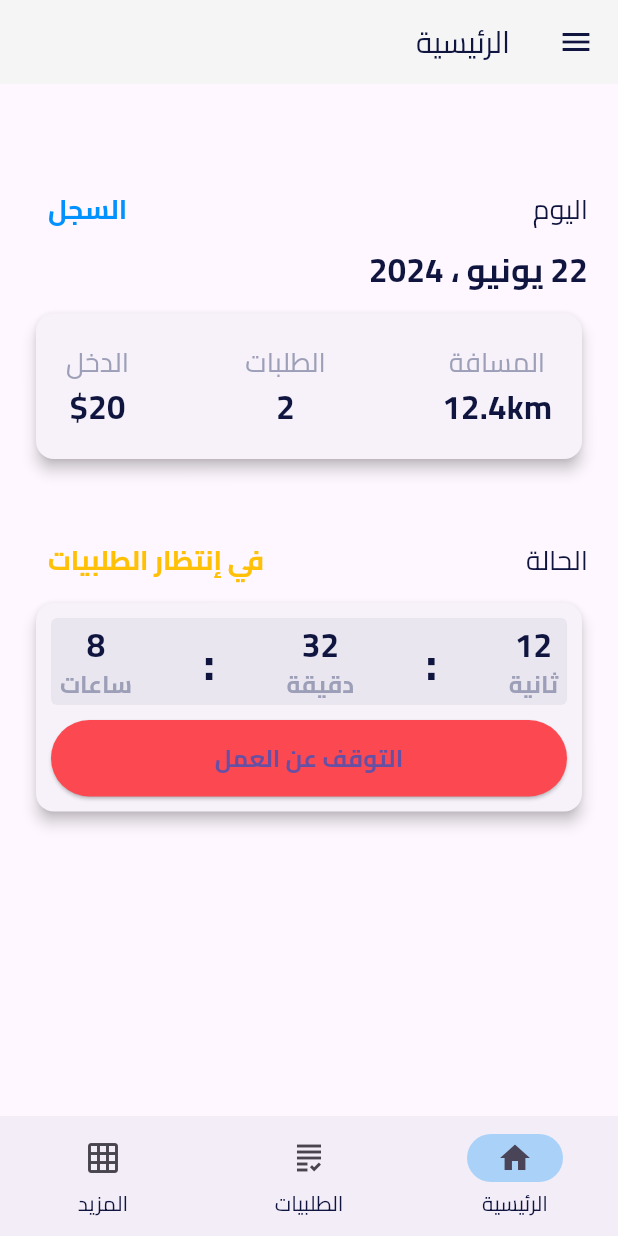
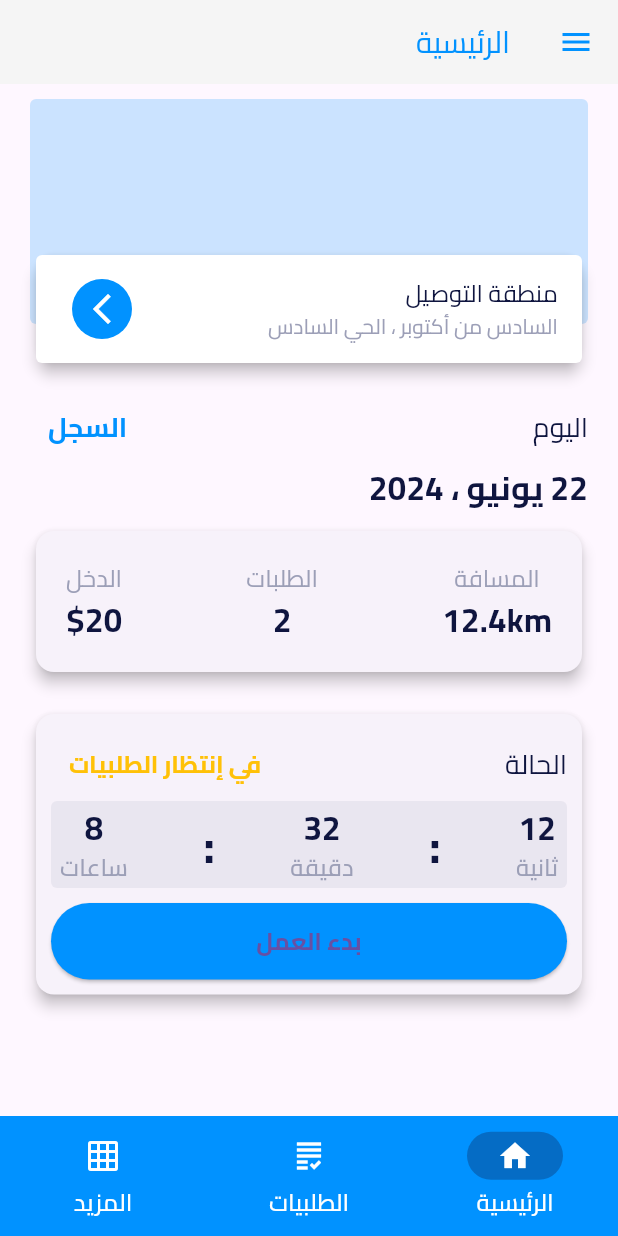
Before and after one commit to monzerabdullah/deliver_it_captin, a Flutter app: the screen it shows after launch, on a phone screen of 412 x 824 dp. Run offline on Flutter 3.47's test engine with Material 3 defaults, Android fonts, the phone set to English and light mode, and no system bars; our stand-ins replace dotted_border, flutter_svg, smooth_page_indicator.

Commit message:
update theme

```diff
--- a/lib/main.dart
+++ b/lib/main.dart
@@ -72,20 +72,28 @@ class _MyAppState extends State<MyApp> {
         appBarTheme: AppBarTheme(
           backgroundColor: Colors.grey[100],
           titleTextStyle: const TextStyle(
-            color: kPrimaryText,
+            color: kPrimary,
             fontFamily: 'Cairo',
             fontSize: 20.0,
           ),
           iconTheme: const IconThemeData(
-            color: kPrimaryText,
+            color: kPrimary,
           ),
         ),
         navigationBarTheme: NavigationBarThemeData(
-          indicatorColor: kPrimary.withOpacity(.3),
+          backgroundColor: kPrimary,
+          indicatorColor: kPrimaryText.withOpacity(.3),
+          iconTheme: const MaterialStatePropertyAll(
+            IconThemeData(
+              color: kWhite,
+            ),
+          ),
           labelTextStyle: const MaterialStatePropertyAll(
             TextStyle(
               fontFamily: 'Cairo',
-              color: kPrimaryText,
+              color: kWhite,
+              fontSize: 16.0,
+              fontWeight: FontWeight.w500,
             ),
           ),
         ),
--- a/lib/views/home_view.dart
+++ b/lib/views/home_view.dart
@@ -29,13 +29,72 @@ class HomeView extends StatelessWidget {
           ),
           title: const Text('الرئيسية'),
         ),
-        body: Padding(
+        body: SingleChildScrollView(
+          child: Padding(
             padding: const EdgeInsets.symmetric(horizontal: 20),
             child: Column(
               crossAxisAlignment: CrossAxisAlignment.start,
               children: [
                 const SizedBox(
-                height: 60,
+                  height: 10,
+                ),
+                Stack(
+                  clipBehavior: Clip.none,
+                  children: [
+                    Container(
+                      decoration: BoxDecoration(
+                        color: kPrimary.withOpacity(.2),
+                        borderRadius: BorderRadius.circular(4),
+                      ),
+                      width: double.infinity,
+                      height: 150,
+                    ),
+                    Positioned(
+                      bottom: -30,
+                      left: 0,
+                      right: 0,
+                      child: ConstrainedBox(
+                        constraints: BoxConstraints(
+                          maxHeight: MediaQuery.of(context).size.height,
+                          maxWidth: MediaQuery.of(context).size.width,
+                        ),
+                        child: Card(
+                          elevation: 4.0,
+                          child: ListTile(
+                            shape: RoundedRectangleBorder(
+                              borderRadius: BorderRadius.circular(4),
+                            ),
+                            tileColor: Colors.white,
+                            trailing: const CircleAvatar(
+                              radius: 20,
+                              backgroundColor: kPrimary,
+                              child: Icon(
+                                Icons.arrow_forward_ios,
+                                color: kWhite,
+                              ),
+                            ),
+                            title: const Text(
+                              'منطقة التوصيل',
+                              style: TextStyle(
+                                fontFamily: 'Cairo',
+                                color: kPrimaryText,
+                              ),
+                            ),
+                            subtitle: const Text(
+                              'السادس من أكتوبر ، الحي السادس',
+                              style: TextStyle(
+                                fontFamily: 'Cairo',
+                                color: kSecondaryText,
+                              ),
+                            ),
+                          ),
+                        ),
+                      ),
+                    ),
+                  ],
+                ),
+                const SizedBox(
+                  height: 45,
                 ),
                 Row(
                   mainAxisAlignment: MainAxisAlignment.spaceBetween,
@@ -56,7 +115,7 @@ class HomeView extends StatelessWidget {
                           fontFamily: 'Cairo',
                           fontSize: 18.0,
                           color: kPrimary,
-                        fontWeight: FontWeight.w600,
+                          fontWeight: FontWeight.bold,
                         ),
                       ),
                     )
@@ -76,35 +135,14 @@ class HomeView extends StatelessWidget {
                 ),
                 const DayData(),
                 const SizedBox(
-                height: 40,
+                  height: 20,
                 ),
-              Row(
-                mainAxisAlignment: MainAxisAlignment.spaceBetween,
-                children: [
-                  const Text(
-                    'الحالة',
-                    style: TextStyle(
-                      fontFamily: 'Cairo',
-                      fontSize: 18.0,
-                      color: kPrimaryText,
+                const WorkTimer(),
+                const SizedBox(
+                  height: 10,
                 ),
-                  ),
-                  TextButton(
-                    onPressed: () {},
-                    child: const Text(
-                      'في إنتظار الطلبيات',
-                      style: TextStyle(
-                        fontFamily: 'Cairo',
-                        fontSize: 18.0,
-                        color: Colors.amber,
-                        fontWeight: FontWeight.w600,
-                      ),
-                    ),
-                  )
               ],
             ),
-              const WorkTimer(),
-            ],
           ),
         ),
       ),
--- a/lib/views/support_view.dart
+++ b/lib/views/support_view.dart
@@ -129,7 +129,7 @@ class _SupportViewState extends State<SupportView> {
                   style: ElevatedButton.styleFrom(
                     padding: const EdgeInsets.all(10),
                     minimumSize: const Size.fromHeight(51),
-                    backgroundColor: kPrimaryText,
+                    backgroundColor: kPrimary,
                   ),
                   child: const Text(
                     'إرسال',
@@ -151,6 +151,7 @@ class _SupportViewState extends State<SupportView> {
                     Icon(
                       Icons.headset_mic_outlined,
                       size: 35,
+                      color: kPrimary,
                     ),
                     SizedBox(
                       width: 10,
@@ -161,6 +162,7 @@ class _SupportViewState extends State<SupportView> {
                         fontFamily: 'Cairo',
                         fontSize: 22.0,
                         fontWeight: FontWeight.w500,
+                        color: kPrimary,
                       ),
                     )
                   ],
--- a/lib/widgets/day_data.dart
+++ b/lib/widgets/day_data.dart
@@ -21,7 +21,7 @@ class DayData extends StatelessWidget {
                   'المسافة',
                   style: TextStyle(
                     fontFamily: 'Cairo',
-                    fontSize: 18.0,
+                    fontSize: 16.0,
                     color: kSecondaryText,
                   ),
                 ),
@@ -42,7 +42,7 @@ class DayData extends StatelessWidget {
                   'الطلبات',
                   style: TextStyle(
                     fontFamily: 'Cairo',
-                    fontSize: 18.0,
+                    fontSize: 16.0,
                     color: kSecondaryText,
                   ),
                 ),
@@ -63,7 +63,7 @@ class DayData extends StatelessWidget {
                   'الدخل',
                   style: TextStyle(
                     fontFamily: 'Cairo',
-                    fontSize: 18.0,
+                    fontSize: 16.0,
                     color: kSecondaryText,
                   ),
                 ),
--- a/lib/widgets/work_timer.dart
+++ b/lib/widgets/work_timer.dart
@@ -14,6 +14,31 @@ class WorkTimer extends StatelessWidget {
         padding: const EdgeInsets.symmetric(horizontal: 10, vertical: 10),
         child: Column(
           children: [
+            Row(
+              mainAxisAlignment: MainAxisAlignment.spaceBetween,
+              children: [
+                const Text(
+                  'الحالة',
+                  style: TextStyle(
+                    fontFamily: 'Cairo',
+                    fontSize: 18.0,
+                    color: kPrimaryText,
+                  ),
+                ),
+                TextButton(
+                  onPressed: () {},
+                  child: const Text(
+                    'في إنتظار الطلبيات',
+                    style: TextStyle(
+                      fontFamily: 'Cairo',
+                      fontSize: 16.0,
+                      color: Colors.amber,
+                      fontWeight: FontWeight.bold,
+                    ),
+                  ),
+                )
+              ],
+            ),
             Container(
               padding: const EdgeInsets.symmetric(horizontal: 6, vertical: 2),
               decoration: BoxDecoration(
@@ -40,7 +65,7 @@ class WorkTimer extends StatelessWidget {
                           fontFamily: 'Cairo',
                           fontSize: 16.0,
                           color: kSecondaryText,
-                          fontWeight: FontWeight.bold,
+                          fontWeight: FontWeight.w500,
                         ),
                       )
                     ],
@@ -71,7 +96,7 @@ class WorkTimer extends StatelessWidget {
                           fontFamily: 'Cairo',
                           fontSize: 16.0,
                           color: kSecondaryText,
-                          fontWeight: FontWeight.bold,
+                          fontWeight: FontWeight.w500,
                         ),
                       )
                     ],
@@ -102,7 +127,7 @@ class WorkTimer extends StatelessWidget {
                           fontFamily: 'Cairo',
                           fontSize: 16.0,
                           color: kSecondaryText,
-                          fontWeight: FontWeight.bold,
+                          fontWeight: FontWeight.w500,
                         ),
                       )
                     ],
@@ -117,17 +142,17 @@ class WorkTimer extends StatelessWidget {
               onPressed: () {},
               style: ElevatedButton.styleFrom(
                 minimumSize: const Size.fromHeight(51),
-                backgroundColor: kRed,
+                backgroundColor: kPrimary,
               ),
               child: const Text(
-                'التوقف عن العمل',
+                'بدء العمل',
                 style: TextStyle(
                   fontFamily: 'Cairo',
                   fontSize: 16.0,
                   fontWeight: FontWeight.bold,
                 ),
               ),
-            )
+            ),
           ],
         ),
       ),
```
Lines whose indentation alone changed are shown as unchanged.
